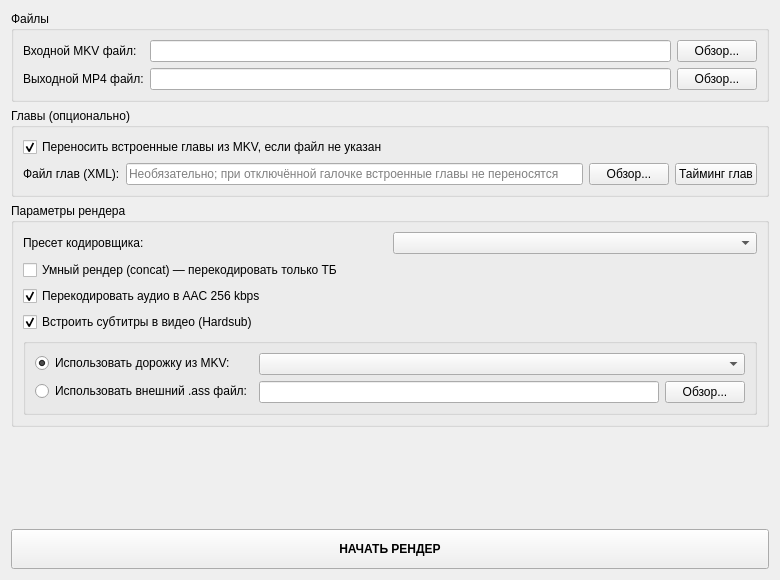
The window that ui/manualrenderwidget.ui (IceHoles/DubbingTool) describes before a commit, drawn with Qt 5.
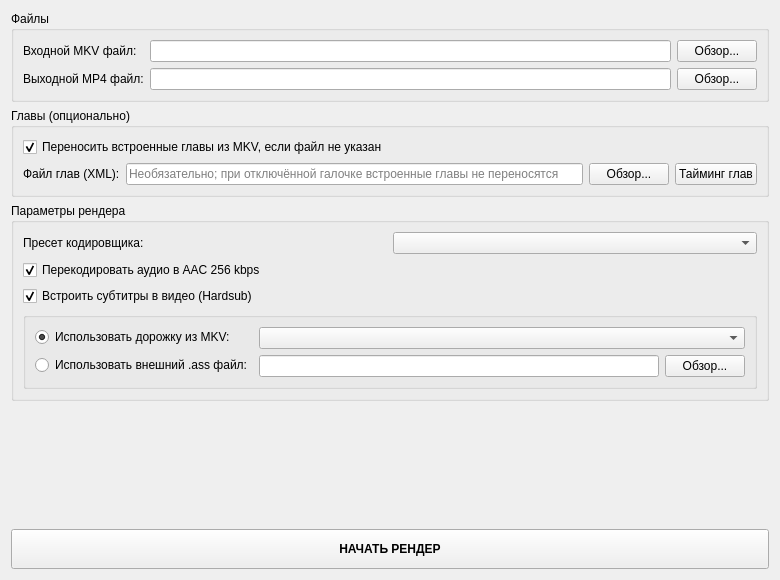
The same window after the commit.

Commit message: Refactor manual workflow, remove TB/concat/QtMultimedia, unify log panel

```diff
--- a/ui/manualrenderwidget.ui
+++ b/ui/manualrenderwidget.ui
@@ -163,16 +163,7 @@
        </item>
       </layout>
      </item>
-     <item>
-      <widget class="QCheckBox" name="concatTbCheckBox">
-       <property name="toolTip">
-        <string>Перекодировать только фрагмент с титрами благодарности, остальное видео склеить без перекодирования (concat).</string>
-       </property>
-       <property name="text">
-        <string>Умный рендер (concat) — перекодировать только ТБ</string>
-       </property>
-      </widget>
-     </item>
+     
      <item>
       <widget class="QCheckBox" name="reencodeAudioAac256CheckBox">
        <property name="toolTip">
```
The commit also changes 69 other files.
